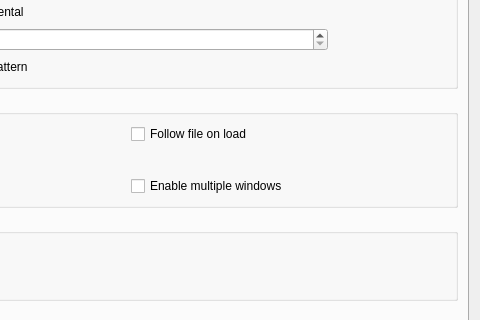
This is src/ui/include/optionsdialog.ui in 64x-lunicorn/LogSquirl as Qt 5 draws it before an edit; both pictures show x 224 to 704 and y 181 to 501 of the 704 by 817 pixel window. The edited form follows.
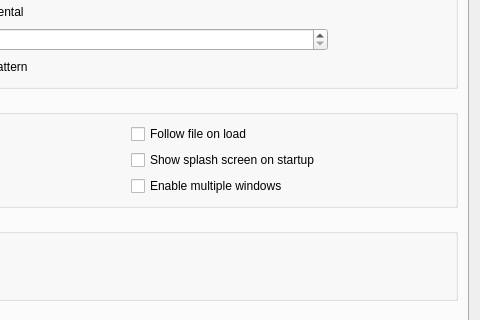
This is the edited form.

What changed in the file:
```diff
--- a/src/ui/include/optionsdialog.ui
+++ b/src/ui/include/optionsdialog.ui
@@ -207,6 +207,13 @@
             </property>
            </widget>
           </item>
+          <item row="1" column="1">
+           <widget class="QCheckBox" name="showSplashScreenCheckBox">
+            <property name="text">
+             <string>Show splash screen on startup</string>
+            </property>
+           </widget>
+          </item>
          </layout>
         </widget>
        </item>
```
